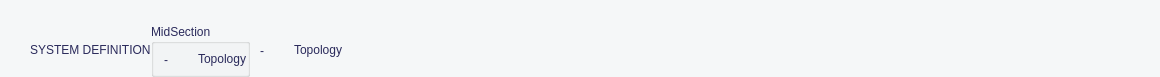
Qt form opensyde_tool/src/navigable_gui/C_NagUseCaseViewWidget.ui (openSYDE/openSYDE) before a commit.
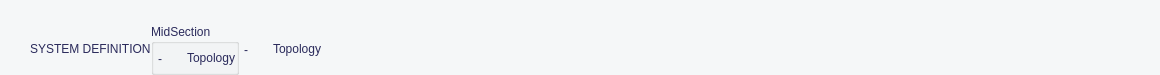
The same form after that commit. Custom widgets are drawn as their Qt base class.

```diff
--- a/opensyde_tool/src/navigable_gui/C_NagUseCaseViewWidget.ui
+++ b/opensyde_tool/src/navigable_gui/C_NagUseCaseViewWidget.ui
@@ -240,7 +240,7 @@
             </property>
             <property name="sizeHint" stdset="0">
              <size>
-              <width>10</width>
+              <width>4</width>
               <height>12</height>
              </size>
             </property>
@@ -285,7 +285,7 @@
             </property>
             <property name="sizeHint" stdset="0">
              <size>
-              <width>10</width>
+              <width>5</width>
               <height>20</height>
              </size>
             </property>
@@ -296,13 +296,13 @@
             <property name="minimumSize">
              <size>
               <width>0</width>
-              <height>30</height>
+              <height>28</height>
              </size>
             </property>
             <property name="maximumSize">
              <size>
               <width>16777215</width>
-              <height>30</height>
+              <height>28</height>
              </size>
             </property>
             <property name="font">
@@ -328,7 +328,7 @@
          </property>
          <property name="sizeHint" stdset="0">
           <size>
-           <width>10</width>
+           <width>5</width>
            <height>20</height>
           </size>
          </property>
@@ -370,7 +370,7 @@
          </property>
          <property name="sizeHint" stdset="0">
           <size>
-           <width>10</width>
+           <width>5</width>
            <height>20</height>
           </size>
          </property>
@@ -420,17 +420,17 @@
   </layout>
  </widget>
  <customwidgets>
+  <customwidget>
+   <class>stw_opensyde_gui_elements::C_OgeLabSvgOnly</class>
+   <extends>QLabel</extends>
+   <header>C_OgeLabSvgOnly.h</header>
+  </customwidget>
   <customwidget>
    <class>stw_opensyde_gui_elements::C_OgeGbxTransparent</class>
    <extends>QGroupBox</extends>
    <header>C_OgeGbxTransparent.h</header>
    <container>1</container>
   </customwidget>
-  <customwidget>
-   <class>stw_opensyde_gui_elements::C_OgeLabSvgOnly</class>
-   <extends>QLabel</extends>
-   <header>C_OgeLabSvgOnly.h</header>
-  </customwidget>
   <customwidget>
    <class>stw_opensyde_gui_elements::C_OgeFrameSeparator</class>
    <extends>QFrame</extends>
```
